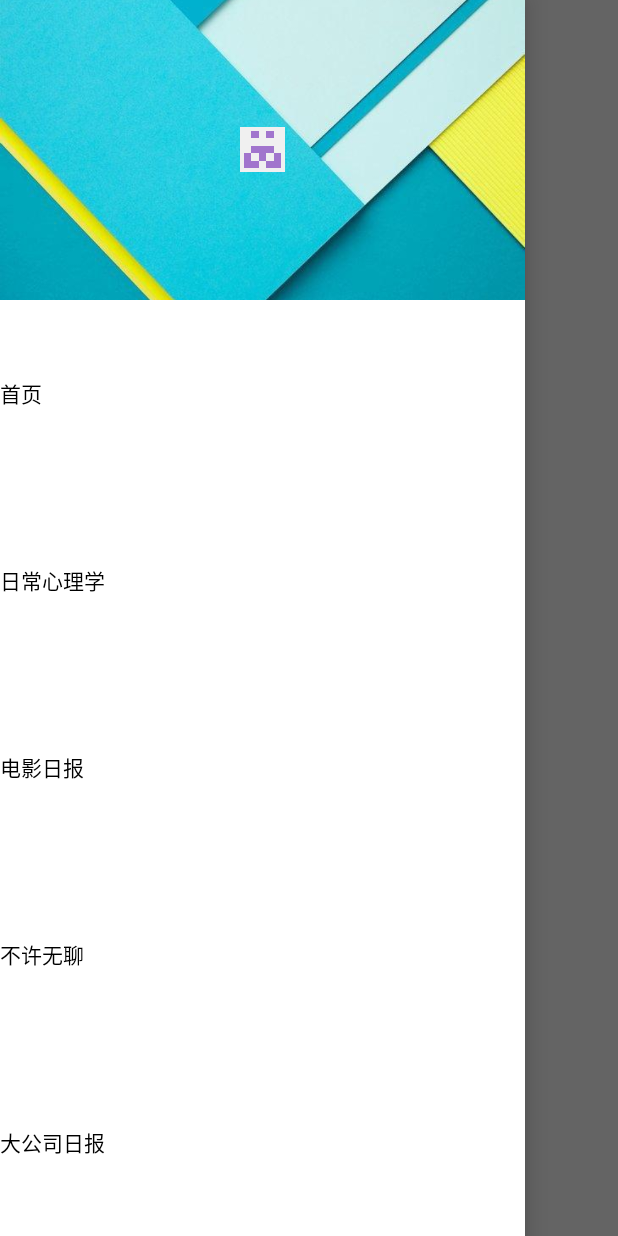
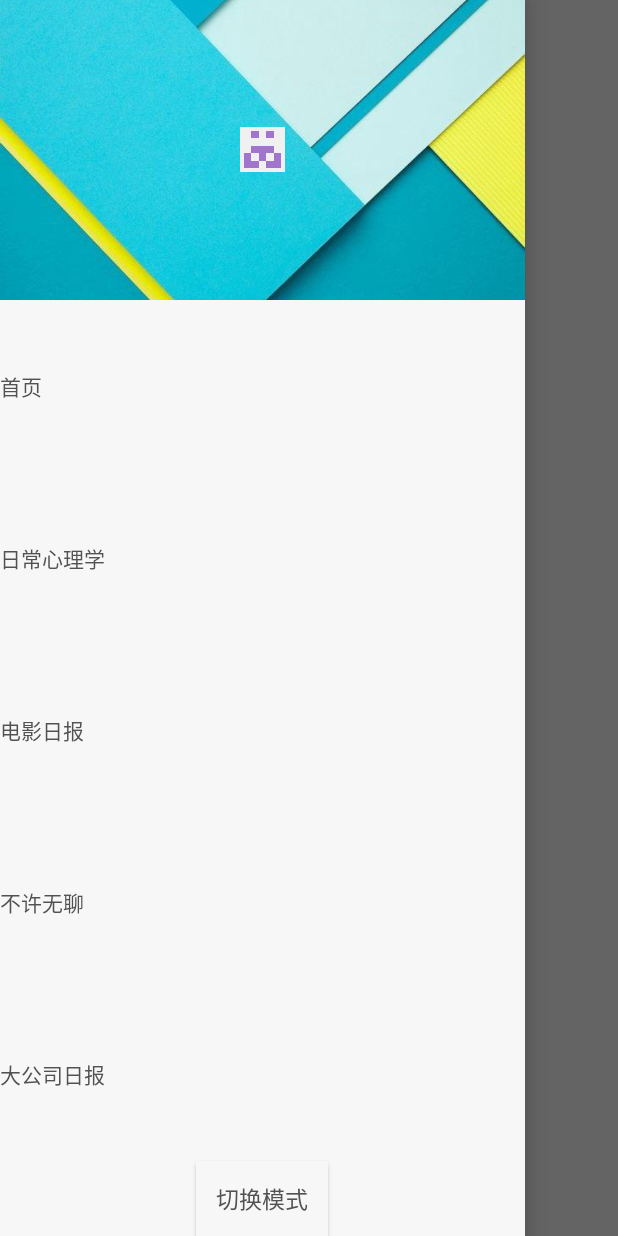
Before and after one commit to GG-chen/MDZhiHuRiBao, an Android app: the screen it shows after launch (HomeActivity), with the side drawer open, on a phone screen of 412 x 824 dp. Run offline under Robolectric (Android 15) with nearby library versions, the phone set to English and light mode, and no system bars; our stand-ins replace ButterKnife; libraries missing offline, so code that uses them is left out: com.squareup.okhttp, retrofit2.adapter.rxjava, rx.android.schedulers, rx.schedulers; pictures from the network do not load; 3 statements that could not run were skipped.

Commit message:
夜间模式
添加夜间模式

```diff
--- a/MyMDapp/app/src/main/java/com/example/shinelon/mymdapp/MyApplication.java
+++ b/MyMDapp/app/src/main/java/com/example/shinelon/mymdapp/MyApplication.java
@@ -4,6 +4,7 @@ import android.app.Application;
 import android.content.Context;
 
 import com.example.shinelon.mymdapp.db.DBService;
+import com.example.shinelon.mymdapp.utils.SPUtil;
 
 /**
  * Created by Shinelon on 2017/2/6.
@@ -12,12 +13,13 @@ import com.example.shinelon.mymdapp.db.DBService;
 public class MyApplication extends Application {
     private DBService dbService;
     private static  MyApplication myApplication;
-
+    private static SPUtil spUtil;
     @Override
     public void onCreate() {
         super.onCreate();
         myApplication  = this;
         dbService = new DBService(getApplicationContext());
+        spUtil = new SPUtil(this);
     }
 
     public DBService getDbService() {
@@ -27,4 +29,7 @@ public class MyApplication extends Application {
         return myApplication;
     }
 
+    public static SPUtil getSpUtil() {
+        return spUtil;
+    }
 }
--- /dev/null
+++ b/MyMDapp/app/src/main/java/com/example/shinelon/mymdapp/ui/ThemeUIInterface.java
@@ -0,0 +1,14 @@
+package com.example.shinelon.mymdapp.ui;
+
+import android.content.res.Resources;
+import android.view.View;
+
+/**
+ * Created by Shinelon on 2017/2/28.
+ */
+
+public interface ThemeUIInterface {
+    public View getView();
+
+    public void setTheme(Resources.Theme themeId);
+}
--- a/MyMDapp/app/src/main/java/com/example/shinelon/mymdapp/ui/activity/BaseActivity.java
+++ b/MyMDapp/app/src/main/java/com/example/shinelon/mymdapp/ui/activity/BaseActivity.java
@@ -8,7 +8,10 @@ import android.util.DisplayMetrics;
 import android.util.Log;
 import android.widget.Toast;
 
+import com.example.shinelon.mymdapp.MyApplication;
+import com.example.shinelon.mymdapp.R;
 import com.example.shinelon.mymdapp.modle.http.utils.ImageUtils;
+import com.example.shinelon.mymdapp.utils.SPUtil;
 
 import java.text.ParseException;
 import java.text.SimpleDateFormat;
@@ -26,10 +29,18 @@ public class BaseActivity extends AppCompatActivity {
     protected ImageUtils imageUtils;
     protected DisplayMetrics displayMetrics;
     private Date data;
+    public SPUtil spUtil;
 
 
     @Override
     protected void onCreate(Bundle savedInstanceState) {
+        spUtil = MyApplication.getSpUtil();
+        if (spUtil.get("theme", "DayTheme").equals("DayTheme")) {
+
+            setTheme(R.style.DayTheme);
+        } else {
+            setTheme(R.style.NightTheme);
+        }
         super.onCreate(savedInstanceState);
         TAG_LOG = this.getClass().getName();
         context = this;
--- a/MyMDapp/app/src/main/java/com/example/shinelon/mymdapp/ui/activity/HomeActivity.java
+++ b/MyMDapp/app/src/main/java/com/example/shinelon/mymdapp/ui/activity/HomeActivity.java
@@ -1,5 +1,6 @@
 package com.example.shinelon.mymdapp.ui.activity;
 
+import android.app.Application;
 import android.support.v4.app.Fragment;
 import android.support.v4.app.FragmentManager;
 import android.support.v4.view.GravityCompat;
@@ -8,23 +9,31 @@ import android.support.v7.app.ActionBar;
 import android.support.v7.app.ActionBarDrawerToggle;
 import android.support.v7.widget.Toolbar;
 import android.view.View;
+import android.widget.Button;
+import android.widget.LinearLayout;
 import android.widget.RadioGroup;
 
+import com.example.shinelon.mymdapp.MyApplication;
 import com.example.shinelon.mymdapp.R;
 import com.example.shinelon.mymdapp.ui.fragment.BoredFragment;
 import com.example.shinelon.mymdapp.ui.fragment.CompanyFragment;
 import com.example.shinelon.mymdapp.ui.fragment.HomeFragment;
 import com.example.shinelon.mymdapp.ui.fragment.MovieFragment;
 import com.example.shinelon.mymdapp.ui.fragment.PsychologyFragment;
+import com.example.shinelon.mymdapp.utils.SPUtil;
+import com.example.shinelon.mymdapp.utils.ThemeUIUtil;
 
 import static com.example.shinelon.mymdapp.R.id.home;
+import static com.example.shinelon.mymdapp.R.id.swipe_layout;
 
 public class HomeActivity extends BaseActivity implements RadioGroup.OnCheckedChangeListener {
     public Toolbar actionBarToolbar;
     private DrawerLayout drawerLayout;
     private ActionBarDrawerToggle mDrawerToggle;
     private RadioGroup group;
-    private int current;
+    private Button switch_theme;
+    private LinearLayout custom_layout;
+    private int current = 0;
 
     @Override
     protected void initActivity() {
@@ -39,10 +48,11 @@ public class HomeActivity extends BaseActivity implements RadioGroup.OnCheckedCh
         setupDrawer();
         group = (RadioGroup) findViewById(R.id.button_group);
         group.setOnCheckedChangeListener(this);
-        selectItem(0);
+        selectItem(current);
     }
 
     public void setupDrawer() {
+        custom_layout = (LinearLayout) findViewById(R.id.navigation_header_container);
         drawerLayout = (DrawerLayout) findViewById(R.id.drawer_layout);
         mDrawerToggle = new ActionBarDrawerToggle(this, drawerLayout, actionBarToolbar,R.string.drawer_open, R.string.drawer_close) {
             @Override
@@ -57,6 +67,21 @@ public class HomeActivity extends BaseActivity implements RadioGroup.OnCheckedCh
         };
         //mDrawerToggle.syncState();
         drawerLayout.setDrawerListener(mDrawerToggle);
+        switch_theme = (Button) findViewById(R.id.switch_theme);
+        switch_theme.setOnClickListener(new View.OnClickListener() {
+            @Override
+            public void onClick(View v) {
+                if (spUtil.get("theme", "DayTheme").equals("DayTheme")) {
+                    spUtil.put("theme", "NightTheme");
+                   setTheme(R.style.NightTheme);
+                } else {
+                    spUtil.put("theme", "DayTheme");
+                    setTheme(R.style.DayTheme);
+                }
+                ThemeUIUtil.changeTheme(custom_layout, getTheme());
+                selectItem(current);
+            }
+        });
     }
 
     public void selectItem(int i) {
@@ -66,22 +91,27 @@ public class HomeActivity extends BaseActivity implements RadioGroup.OnCheckedCh
             case 0:
                 //首页
                 fragment = new HomeFragment();
+                current = 0;
                 break;
             case 1:
                 //日常心理学
                 fragment = new PsychologyFragment();
+                current = 1;
                 break;
             case 2:
                 //电影日报
                 fragment = new MovieFragment();
+                current = 2;
                 break;
             case 3:
                 //不许无聊
                 fragment = new BoredFragment();
+                current = 3;
                 break;
             case 4:
                 //大公司日报
                 fragment = new CompanyFragment();
+                current = 4;
                 break;
             default:
                 break;
--- /dev/null
+++ b/MyMDapp/app/src/main/java/com/example/shinelon/mymdapp/ui/view/ThemeButton.java
@@ -0,0 +1,49 @@
+package com.example.shinelon.mymdapp.ui.view;
+
+import android.content.Context;
+import android.content.res.Resources;
+import android.util.AttributeSet;
+import android.view.View;
+import android.widget.Button;
+
+import com.example.shinelon.mymdapp.ui.ThemeUIInterface;
+
+/**
+ * Created by Shinelon on 2017/2/28.
+ */
+
+public class ThemeButton extends Button implements ThemeUIInterface {
+    private int attr_drawable = -1;
+    private int attr_texcolor = -1;
+    public ThemeButton(Context context) {
+        super(context);
+    }
+
+    public ThemeButton(Context context, AttributeSet attrs) {
+        super(context, attrs);
+        this.attr_drawable = ViewAttributeUtil.getBackgroundAttribute(attrs);
+        this.attr_texcolor = ViewAttributeUtil.getTextColorAttribute(attrs);
+    }
+
+    public ThemeButton(Context context, AttributeSet attrs, int defStyleAttr) {
+        super(context, attrs, defStyleAttr);
+        this.attr_drawable = ViewAttributeUtil.getBackgroundAttribute(attrs);
+        this.attr_texcolor = ViewAttributeUtil.getTextColorAttribute(attrs);
+    }
+
+    @Override
+    public View getView() {
+        return this;
+    }
+
+    @Override
+    public void setTheme(Resources.Theme themeId) {
+        if (attr_drawable != -1) {
+            ViewAttributeUtil.applyBackgroundDrawable(this, themeId,attr_drawable);
+        }
+        if (attr_texcolor != -1) {
+            ViewAttributeUtil.applyTextColor(this, themeId,attr_texcolor);
+        }
+
+    }
+}
--- /dev/null
+++ b/MyMDapp/app/src/main/java/com/example/shinelon/mymdapp/ui/view/ThemeLinearLayout.java
@@ -0,0 +1,43 @@
+package com.example.shinelon.mymdapp.ui.view;
+
+import android.content.Context;
+import android.content.res.Resources;
+import android.util.AttributeSet;
+import android.view.View;
+import android.widget.LinearLayout;
+
+import com.example.shinelon.mymdapp.ui.ThemeUIInterface;
+
+/**
+ * Created by Shinelon on 2017/2/28.
+ */
+
+public class ThemeLinearLayout extends LinearLayout implements ThemeUIInterface{
+    private int attr_background = -1;
+
+    public ThemeLinearLayout(Context context) {
+        super(context);
+    }
+
+    public ThemeLinearLayout(Context context, AttributeSet attrs) {
+        super(context, attrs);
+        this.attr_background = ViewAttributeUtil.getBackgroundAttribute(attrs);
+    }
+
+    public ThemeLinearLayout(Context context, AttributeSet attrs, int defStyleAttr) {
+        super(context, attrs, defStyleAttr);
+        this.attr_background = ViewAttributeUtil.getBackgroundAttribute(attrs);
+    }
+
+    @Override
+    public View getView() {
+        return this;
+    }
+
+    @Override
+    public void setTheme(Resources.Theme themeId) {
+        if (attr_background != -1) {
+            ViewAttributeUtil.applyBackgroundDrawable(this,themeId,attr_background);
+        }
+    }
+}
--- /dev/null
+++ b/MyMDapp/app/src/main/java/com/example/shinelon/mymdapp/ui/view/ThemeRadioGroup.java
@@ -0,0 +1,33 @@
+package com.example.shinelon.mymdapp.ui.view;
+
+import android.content.Context;
+import android.content.res.Resources;
+import android.util.AttributeSet;
+import android.view.View;
+import android.widget.RadioGroup;
+
+import com.example.shinelon.mymdapp.ui.ThemeUIInterface;
+
+/**
+ * Created by Shinelon on 2017/2/28.
+ */
+
+public class ThemeRadioGroup extends RadioGroup implements ThemeUIInterface {
+    public ThemeRadioGroup(Context context) {
+        super(context);
+    }
+
+    public ThemeRadioGroup(Context context, AttributeSet attrs) {
+        super(context, attrs);
+    }
+
+    @Override
+    public View getView() {
+        return null;
+    }
+
+    @Override
+    public void setTheme(Resources.Theme themeId) {
+
+    }
+}
--- /dev/null
+++ b/MyMDapp/app/src/main/java/com/example/shinelon/mymdapp/ui/view/ThemeRadiobutton.java
@@ -0,0 +1,49 @@
+package com.example.shinelon.mymdapp.ui.view;
+
+import android.content.Context;
+import android.content.res.Resources;
+import android.util.AttributeSet;
+import android.view.View;
+import android.widget.RadioButton;
+
+import com.example.shinelon.mymdapp.ui.ThemeUIInterface;
+
+/**
+ * Created by Shinelon on 2017/2/28.
+ */
+
+public class ThemeRadiobutton extends RadioButton implements ThemeUIInterface {
+    private int attr_drawable = -1;
+    private int attr_texcolor = -1;
+    public ThemeRadiobutton(Context context) {
+        super(context);
+    }
+
+    public ThemeRadiobutton(Context context, AttributeSet attrs) {
+        super(context, attrs);
+        this.attr_drawable = ViewAttributeUtil.getBackgroundAttribute(attrs);
+        this.attr_texcolor = ViewAttributeUtil.getTextColorAttribute(attrs);
+    }
+
+    public ThemeRadiobutton(Context context, AttributeSet attrs, int defStyleAttr) {
+        super(context, attrs, defStyleAttr);
+        this.attr_drawable = ViewAttributeUtil.getBackgroundAttribute(attrs);
+        this.attr_texcolor = ViewAttributeUtil.getTextColorAttribute(attrs);
+    }
+
+    @Override
+    public View getView() {
+        return this;
+    }
+
+    @Override
+    public void setTheme(Resources.Theme themeId) {
+        if (attr_drawable != -1) {
+            ViewAttributeUtil.applyBackgroundDrawable(this, themeId,attr_drawable);
+        }
+        if (attr_texcolor != -1) {
+            ViewAttributeUtil.applyTextColor(this, themeId,attr_texcolor);
+        }
+
+    }
+}
--- /dev/null
+++ b/MyMDapp/app/src/main/java/com/example/shinelon/mymdapp/ui/view/ViewAttributeUtil.java
@@ -0,0 +1,56 @@
+package com.example.shinelon.mymdapp.ui.view;
+
+import android.content.res.Resources;
+import android.content.res.TypedArray;
+import android.graphics.drawable.Drawable;
+import android.util.AttributeSet;
+import android.widget.TextView;
+
+import com.example.shinelon.mymdapp.ui.ThemeUIInterface;
+
+/**
+ * Created by Shinelon on 2017/2/28.
+ */
+
+public class ViewAttributeUtil {
+    public static int getBackgroundAttribute(AttributeSet attributeSet) {
+        return getAttributeValue(attributeSet, android.R.attr.background);
+    }
+
+    public static int getTextColorAttribute(AttributeSet attributeSet) {
+        return getAttributeValue(attributeSet, android.R.attr.textColor);
+    }
+
+    private static int getAttributeValue(AttributeSet attributeSet, int background) {
+        int value = -1;
+        int count = attributeSet.getAttributeCount();
+        for (int i = 0; i < count; i++) {
+            if (attributeSet.getAttributeNameResource(i) == background) {
+                String str = attributeSet.getAttributeValue(i);
+                if (null != str && str.startsWith("?")) {
+                    value = Integer.valueOf(str.substring(1, str.length())).intValue();
+                    return value;
+                }
+            }
+        }
+        return value;
+    }
+
+    public static void applyBackgroundDrawable(ThemeUIInterface ci, Resources.Theme theme, int paramInt) {
+        TypedArray ta = theme.obtainStyledAttributes(new int[]{paramInt});
+        Drawable drawable = ta.getDrawable(0);
+        if (null != drawable) {
+            (ci.getView()).setBackgroundDrawable(drawable);
+        }
+        ta.recycle();
+    }
+    public static void applyTextColor(ThemeUIInterface ci, Resources.Theme theme, int paramInt) {
+        TypedArray ta = theme.obtainStyledAttributes(new int[]{paramInt});
+        int resourceId = ta.getColor(0, 0);
+        if (null != ci && ci instanceof TextView) {
+
+            ((TextView)ci.getView()).setTextColor(resourceId);
+        }
+        ta.recycle();
+    }
+}
--- /dev/null
+++ b/MyMDapp/app/src/main/java/com/example/shinelon/mymdapp/utils/SPUtil.java
@@ -0,0 +1,27 @@
+package com.example.shinelon.mymdapp.utils;
+
+import android.content.Context;
+import android.content.SharedPreferences;
+
+/**
+ * Created by Shinelon on 2017/2/28.
+ */
+
+public class SPUtil {
+    private SharedPreferences sharedPreferences;
+    private SharedPreferences.Editor editor;
+    public SPUtil(Context context) {
+        sharedPreferences = context.getSharedPreferences("theme", Context.MODE_PRIVATE);
+
+    }
+    public  void put(String theme, String data) {
+        editor = sharedPreferences.edit();
+        editor.putString(theme, data);
+        editor.commit();
+    }
+
+    public String get(String theme, String data) {
+        String saveTheme = sharedPreferences.getString(theme, data);
+        return saveTheme;
+    }
+}
--- a/MyMDapp/app/src/main/res/layout/drawerlayout_left.xml
+++ b/MyMDapp/app/src/main/res/layout/drawerlayout_left.xml
@@ -1,7 +1,8 @@
 <?xml version="1.0" encoding="utf-8"?>
-<LinearLayout xmlns:android="http://schemas.android.com/apk/res/android"
+<com.example.shinelon.mymdapp.ui.view.ThemeLinearLayout
+    xmlns:android="http://schemas.android.com/apk/res/android"
     android:id="@+id/navigation_header_container"
-    android:background="@android:color/white"
+    android:background="?attr/custom_backgroud"
     android:layout_width="350dp"
     android:layout_height="match_parent"
     android:layout_gravity="start"
@@ -25,57 +26,77 @@
             android:layout_centerInParent="true"
             />
     </RelativeLayout>
-   <RadioGroup
+   <com.example.shinelon.mymdapp.ui.view.ThemeRadioGroup
        android:id="@+id/button_group"
        android:layout_width="match_parent"
-       android:layout_height="match_parent">
-       <RadioButton
+       android:layout_height="0dp"
+       android:layout_weight="1"
+       >
+       <com.example.shinelon.mymdapp.ui.view.ThemeRadiobutton
            android:id="@+id/home"
            android:layout_width="match_parent"
            android:layout_height="0dp"
            android:layout_weight="1"
            android:layout_gravity="center_horizontal"
            android:text="首页"
+           android:textColor="?attr/custom_textcolor"
+           android:background="?attr/custom_backgroud"
            android:button="@null"
            />
-       <RadioButton
+       <com.example.shinelon.mymdapp.ui.view.ThemeRadiobutton
            android:id="@+id/psycology"
            android:layout_width="match_parent"
            android:layout_height="0dp"
            android:layout_weight="1"
            android:layout_gravity="center_horizontal"
            android:text="日常心理学"
+           android:textColor="?attr/custom_textcolor"
+           android:background="?attr/custom_backgroud"
            android:button="@null"
            />
-       <RadioButton
+       <com.example.shinelon.mymdapp.ui.view.ThemeRadiobutton
            android:id="@+id/moive"
            android:layout_width="match_parent"
            android:layout_height="0dp"
            android:layout_weight="1"
            android:layout_gravity="center_horizontal"
            android:text="电影日报"
+           android:textColor="?attr/custom_textcolor"
+           android:background="?attr/custom_backgroud"
            android:button="@null"
            />
-       <RadioButton
+       <com.example.shinelon.mymdapp.ui.view.ThemeRadiobutton
            android:id="@+id/bored"
            android:layout_width="match_parent"
            android:layout_height="0dp"
            android:layout_weight="1"
            android:layout_gravity="center_horizontal"
            android:text="不许无聊"
+           android:textColor="?attr/custom_textcolor"
+           android:background="?attr/custom_backgroud"
            android:button="@null"
            />
-       <RadioButton
+       <com.example.shinelon.mymdapp.ui.view.ThemeRadiobutton
            android:id="@+id/company"
            android:layout_width="match_parent"
            android:layout_height="0dp"
            android:layout_weight="1"
            android:layout_gravity="center_horizontal"
            android:text="大公司日报"
+           android:textColor="?attr/custom_textcolor"
+           android:background="?attr/custom_backgroud"
            android:button="@null"
            />
+   </com.example.shinelon.mymdapp.ui.view.ThemeRadioGroup>
+    <com.example.shinelon.mymdapp.ui.view.ThemeButton
+        android:id="@+id/switch_theme"
+        android:layout_width="wrap_content"
+        android:layout_height="50dp"
+        android:layout_gravity="center_horizontal"
+        android:text="切换模式"
+        android:textSize="15sp"
+        android:textColor="?attr/custom_textcolor"
+        android:background="?attr/custom_backgroud"
+        />
 
-
-   </RadioGroup>
-
-</LinearLayout>
+</com.example.shinelon.mymdapp.ui.view.ThemeLinearLayout>
--- /dev/null
+++ b/MyMDapp/app/src/main/res/values/attrs.xml
@@ -0,0 +1,6 @@
+<?xml version="1.0" encoding="utf-8"?>
+<resources>
+
+    <attr name="custom_backgroud" format="reference|color" />
+    <attr name="custom_textcolor" format="reference|color" />
+</resources>
--- a/MyMDapp/app/src/main/res/values/colors.xml
+++ b/MyMDapp/app/src/main/res/values/colors.xml
@@ -4,4 +4,8 @@
     <color name="colorPrimaryDark">#303F9F</color>
     <color name="colorAccent">#FF4081</color>
     <color name="colorWriter">#AAAAAA</color>
+    <color name="daytheme_background">#f7f7f7</color>
+    <color name="daytheme_textcolor">#525252</color>
+    <color name="nighttheme_background">#1e1e2a</color>
+    <color name="nighttheme_textcolor">#868a96</color>
 </resources>
--- a/MyMDapp/app/src/main/res/values/styles.xml
+++ b/MyMDapp/app/src/main/res/values/styles.xml
@@ -33,4 +33,14 @@
         <item name="contentScrim">?attr/colorPrimary</item>
     </style>
 
+    <style name="DayTheme" >
+        <item name="custom_backgroud" >#f7f7f7</item>
+        <item name="custom_textcolor" >#525252</item>
+    </style>
+
+    <style name="NightTheme" >
+        <item name="custom_backgroud" >#1e1e2a</item>
+        <item name="custom_textcolor" >#868a96</item>
+    </style>
+
 </resources>
```
Also changed, not shown: MyMDapp/app/src/main/java/com/example/shinelon/mymdapp/ui/view/ThemeTextView.java (added, +49 -0 lines), MyMDapp/app/src/main/java/com/example/shinelon/mymdapp/utils/ThemeUIUtil.java (added, +26 -0 lines), MyMDapp/app/src/main/res/layout/detail_new_frg.xml (+10 -4 lines), MyMDapp/app/src/main/res/layout/new_item.xml (+9 -3 lines).
